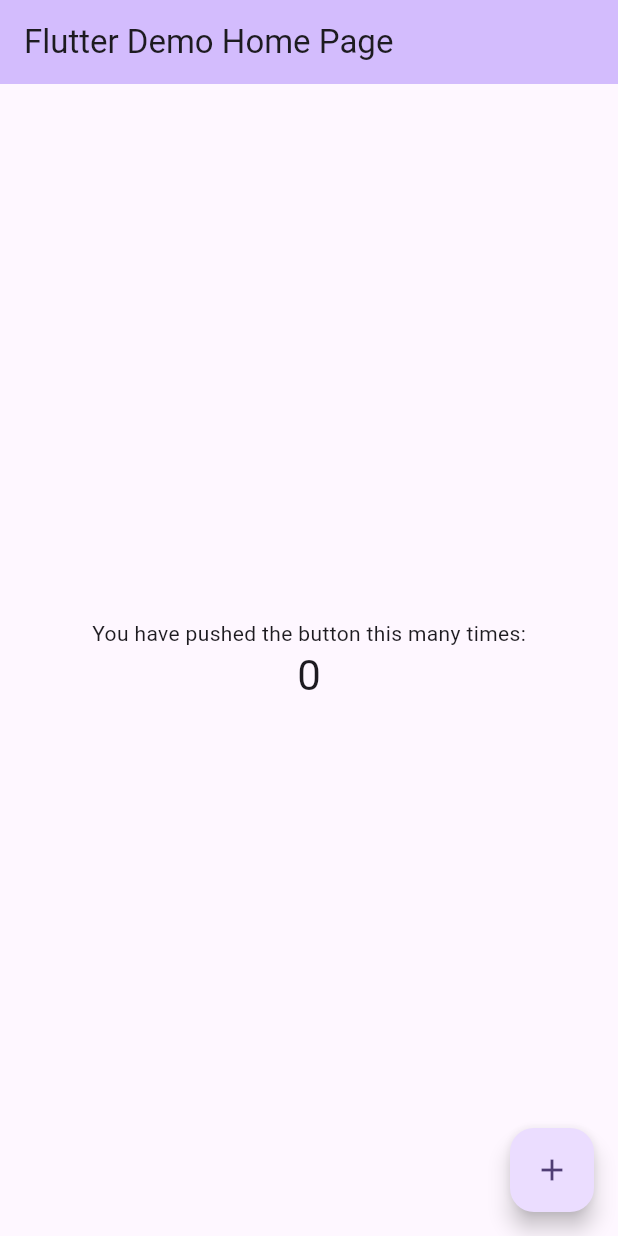
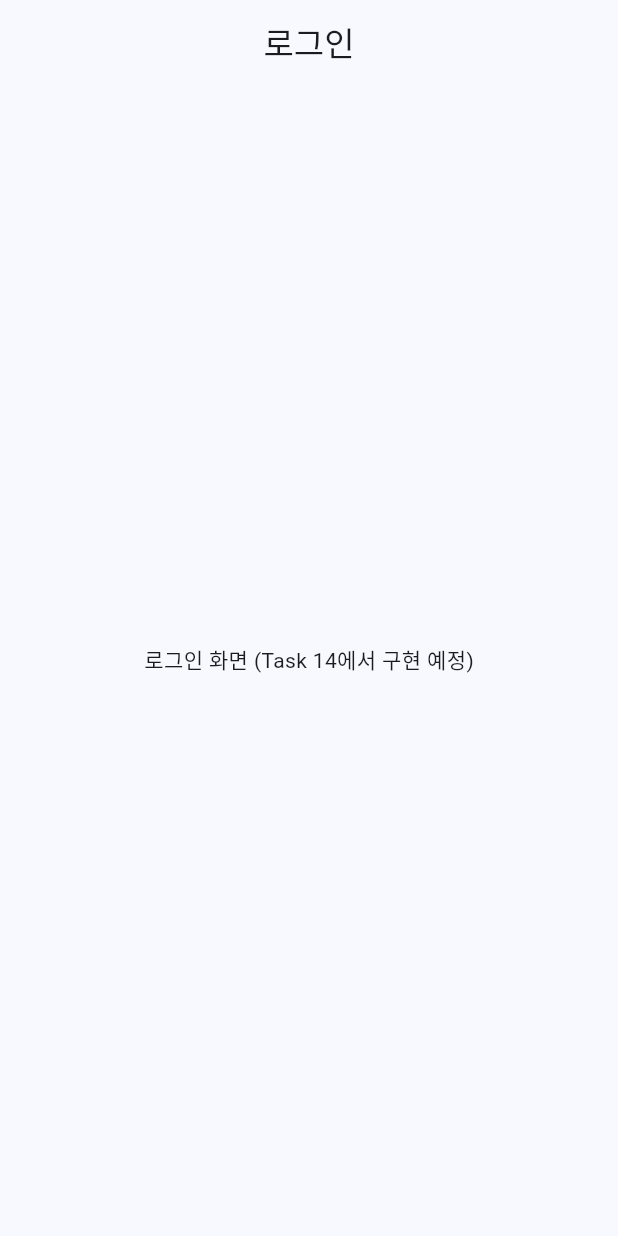
Before and after one commit to kitekjk/lms-demo, a Flutter app: the screen it shows after launch, on a phone screen of 412 x 824 dp. Run offline on Flutter 3.47's test engine with Material 3 defaults, Android fonts, the phone set to English and light mode, and no system bars; our stand-ins replace dio, flutter_dotenv, flutter_riverpod, flutter_secure_storage, go_router.

Commit message:
feat: complete Flutter project infrastructure (Tasks 13.2-13.5)
Task 13.2: Clean Architecture folder structure
- Created core infrastructure directories (api, storage, config, router, models, widgets, utils)
- Created feature-first domain directories (auth, attendance, schedule, leave, payroll, admin)
- Created shared modules directory
- Configured analysis_options.yaml with comprehensive linting rules

Task 13.3: Environment and theme configuration
- Implemented EnvConfig class for environment variable management
- Implemented ThemeConfig with Material Design 3 light/dark themes
- Primary color: #2196F3 (Blue)

Task 13.4: API client and JWT interceptor
- Implemented SecureStorage wrapper for secure token storage
- Created StorageKeys constants for storage management
- Implemented ApiEndpoints with all backend API routes
- Implemented ApiInterceptor with automatic JWT token injection
- Added 401 error handling with refresh token logic
- Implemented ApiClient with Dio configuration
- Created dioProvider for dependency injection

Task 13.5: App entry point and routing
- Created RouteNames constants for declarative routing
- Implemented GoRouter configuration with error handling
- Created temporary LoginScreen placeholder
- Implemented MyApp with MaterialApp.router
- Updated main.dart with ProviderScope and environment loading
- Removed default test file

All flutter analyze checks passed with no issues.

Related: Task 13 (Flutter project initialization and infrastructure)

Co-Authored-By: Claude Sonnet 4.5 <noreply@anthropic.com>

```diff
--- /dev/null
+++ b/lms_mobile_web/lib/app.dart
@@ -0,0 +1,18 @@
+import 'package:flutter/material.dart';
+import 'package:lms_mobile_web/core/config/theme_config.dart';
+import 'package:lms_mobile_web/core/router/app_router.dart';
+
+class MyApp extends StatelessWidget {
+  const MyApp({super.key});
+
+  @override
+  Widget build(BuildContext context) {
+    return MaterialApp.router(
+      title: 'LMS 근태 관리',
+      theme: ThemeConfig.lightTheme(),
+      darkTheme: ThemeConfig.darkTheme(),
+      routerConfig: appRouter,
+      debugShowCheckedModeBanner: false,
+    );
+  }
+}
--- /dev/null
+++ b/lms_mobile_web/lib/core/config/theme_config.dart
@@ -0,0 +1,58 @@
+import 'package:flutter/material.dart';
+
+class ThemeConfig {
+  static ThemeData lightTheme() {
+    return ThemeData(
+      useMaterial3: true,
+      colorScheme: ColorScheme.fromSeed(
+        seedColor: const Color(0xFF2196F3),
+      ),
+      appBarTheme: const AppBarTheme(
+        centerTitle: true,
+        elevation: 0,
+      ),
+      elevatedButtonTheme: ElevatedButtonThemeData(
+        style: ElevatedButton.styleFrom(
+          minimumSize: const Size(double.infinity, 48),
+          shape: RoundedRectangleBorder(
+            borderRadius: BorderRadius.circular(8),
+          ),
+        ),
+      ),
+      inputDecorationTheme: InputDecorationTheme(
+        border: OutlineInputBorder(
+          borderRadius: BorderRadius.circular(8),
+        ),
+        filled: true,
+      ),
+    );
+  }
+
+  static ThemeData darkTheme() {
+    return ThemeData(
+      useMaterial3: true,
+      colorScheme: ColorScheme.fromSeed(
+        seedColor: const Color(0xFF2196F3),
+        brightness: Brightness.dark,
+      ),
+      appBarTheme: const AppBarTheme(
+        centerTitle: true,
+        elevation: 0,
+      ),
+      elevatedButtonTheme: ElevatedButtonThemeData(
+        style: ElevatedButton.styleFrom(
+          minimumSize: const Size(double.infinity, 48),
+          shape: RoundedRectangleBorder(
+            borderRadius: BorderRadius.circular(8),
+          ),
+        ),
+      ),
+      inputDecorationTheme: InputDecorationTheme(
+        border: OutlineInputBorder(
+          borderRadius: BorderRadius.circular(8),
+        ),
+        filled: true,
+      ),
+    );
+  }
+}
--- /dev/null
+++ b/lms_mobile_web/lib/core/router/app_router.dart
@@ -0,0 +1,20 @@
+import 'package:flutter/material.dart';
+import 'package:go_router/go_router.dart';
+import 'package:lms_mobile_web/core/router/route_names.dart';
+import 'package:lms_mobile_web/features/auth/presentation/screens/login_screen.dart';
+
+final appRouter = GoRouter(
+  initialLocation: RouteNames.login,
+  routes: [
+    GoRoute(
+      path: RouteNames.login,
+      name: 'login',
+      builder: (context, state) => const LoginScreen(),
+    ),
+  ],
+  errorBuilder: (context, state) => Scaffold(
+    body: Center(
+      child: Text('페이지를 찾을 수 없습니다: ${state.uri}'),
+    ),
+  ),
+);
--- /dev/null
+++ b/lms_mobile_web/lib/features/auth/presentation/screens/login_screen.dart
@@ -0,0 +1,15 @@
+import 'package:flutter/material.dart';
+
+class LoginScreen extends StatelessWidget {
+  const LoginScreen({super.key});
+
+  @override
+  Widget build(BuildContext context) {
+    return Scaffold(
+      appBar: AppBar(title: const Text('로그인')),
+      body: const Center(
+        child: Text('로그인 화면 (Task 14에서 구현 예정)'),
+      ),
+    );
+  }
+}
--- a/lms_mobile_web/lib/main.dart
+++ b/lms_mobile_web/lib/main.dart
@@ -1,122 +1,16 @@
 import 'package:flutter/material.dart';
+import 'package:flutter_riverpod/flutter_riverpod.dart';
+import 'package:lms_mobile_web/app.dart';
+import 'package:lms_mobile_web/core/config/env_config.dart';
 
-void main() {
-  runApp(const MyApp());
+void main() async {
+  WidgetsFlutterBinding.ensureInitialized();
+
+  await EnvConfig.load();
+
+  runApp(
+    const ProviderScope(
+      child: MyApp(),
+    ),
+  );
 }
-
-class MyApp extends StatelessWidget {
-  const MyApp({super.key});
-
-  // This widget is the root of your application.
-  @override
-  Widget build(BuildContext context) {
-    return MaterialApp(
-      title: 'Flutter Demo',
-      theme: ThemeData(
-        // This is the theme of your application.
-        //
-        // TRY THIS: Try running your application with "flutter run". You'll see
-        // the application has a purple toolbar. Then, without quitting the app,
-        // try changing the seedColor in the colorScheme below to Colors.green
-        // and then invoke "hot reload" (save your changes or press the "hot
-        // reload" button in a Flutter-supported IDE, or press "r" if you used
-        // the command line to start the app).
-        //
-        // Notice that the counter didn't reset back to zero; the application
-        // state is not lost during the reload. To reset the state, use hot
-        // restart instead.
-        //
-        // This works for code too, not just values: Most code changes can be
-        // tested with just a hot reload.
-        colorScheme: .fromSeed(seedColor: Colors.deepPurple),
-      ),
-      home: const MyHomePage(title: 'Flutter Demo Home Page'),
-    );
-  }
-}
-
-class MyHomePage extends StatefulWidget {
-  const MyHomePage({super.key, required this.title});
-
-  // This widget is the home page of your application. It is stateful, meaning
-  // that it has a State object (defined below) that contains fields that affect
-  // how it looks.
-
-  // This class is the configuration for the state. It holds the values (in this
-  // case the title) provided by the parent (in this case the App widget) and
-  // used by the build method of the State. Fields in a Widget subclass are
-  // always marked "final".
-
-  final String title;
-
-  @override
-  State<MyHomePage> createState() => _MyHomePageState();
-}
-
-class _MyHomePageState extends State<MyHomePage> {
-  int _counter = 0;
-
-  void _incrementCounter() {
-    setState(() {
-      // This call to setState tells the Flutter framework that something has
-      // changed in this State, which causes it to rerun the build method below
-      // so that the display can reflect the updated values. If we changed
-      // _counter without calling setState(), then the build method would not be
-      // called again, and so nothing would appear to happen.
-      _counter++;
-    });
-  }
-
-  @override
-  Widget build(BuildContext context) {
-    // This method is rerun every time setState is called, for instance as done
-    // by the _incrementCounter method above.
-    //
-    // The Flutter framework has been optimized to make rerunning build methods
-    // fast, so that you can just rebuild anything that needs updating rather
-    // than having to individually change instances of widgets.
-    return Scaffold(
-      appBar: AppBar(
-        // TRY THIS: Try changing the color here to a specific color (to
-        // Colors.amber, perhaps?) and trigger a hot reload to see the AppBar
-        // change color while the other colors stay the same.
-        backgroundColor: Theme.of(context).colorScheme.inversePrimary,
-        // Here we take the value from the MyHomePage object that was created by
-        // the App.build method, and use it to set our appbar title.
-        title: Text(widget.title),
-      ),
-      body: Center(
-        // Center is a layout widget. It takes a single child and positions it
-        // in the middle of the parent.
-        child: Column(
-          // Column is also a layout widget. It takes a list of children and
-          // arranges them vertically. By default, it sizes itself to fit its
-          // children horizontally, and tries to be as tall as its parent.
-          //
-          // Column has various properties to control how it sizes itself and
-          // how it positions its children. Here we use mainAxisAlignment to
-          // center the children vertically; the main axis here is the vertical
-          // axis because Columns are vertical (the cross axis would be
-          // horizontal).
-          //
-          // TRY THIS: Invoke "debug painting" (choose the "Toggle Debug Paint"
-          // action in the IDE, or press "p" in the console), to see the
-          // wireframe for each widget.
-          mainAxisAlignment: .center,
-          children: [
-            const Text('You have pushed the button this many times:'),
-            Text(
-              '$_counter',
-              style: Theme.of(context).textTheme.headlineMedium,
-            ),
-          ],
-        ),
-      ),
-      floatingActionButton: FloatingActionButton(
-        onPressed: _incrementCounter,
-        tooltip: 'Increment',
-        child: const Icon(Icons.add),
-      ),
-    );
-  }
-}
```
Also changed, not shown: lms_mobile_web/analysis_options.yaml (+22 -14 lines), lms_mobile_web/lib/core/api/api_client.dart (added, +32 -0 lines), lms_mobile_web/lib/core/api/api_interceptor.dart (added, +52 -0 lines), lms_mobile_web/lib/core/api/endpoints.dart (added, +22 -0 lines), lms_mobile_web/lib/core/config/env_config.dart (added, +15 -0 lines), lms_mobile_web/lib/core/providers/dio_provider.dart (added, +7 -0 lines), lms_mobile_web/lib/core/router/route_names.dart (added, +11 -0 lines), lms_mobile_web/lib/core/storage/secure_storage.dart (added, +32 -0 lines), lms_mobile_web/lib/core/storage/storage_keys.dart (added, +7 -0 lines), .taskmaster/tasks/tasks.json, 1 other file.
